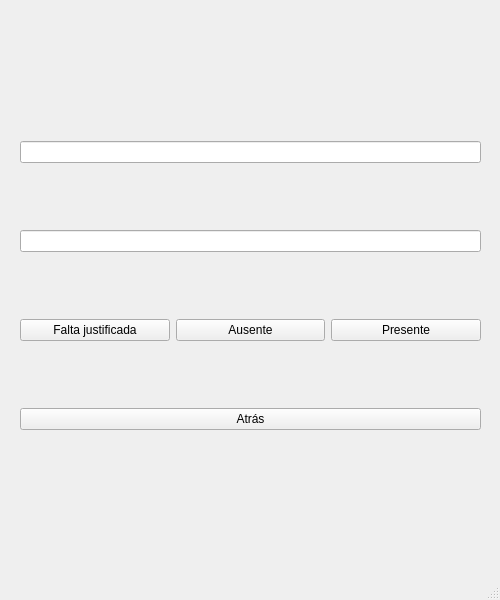
Darign/asistencias, file dialogtomarasistencia.ui: the form before one commit.
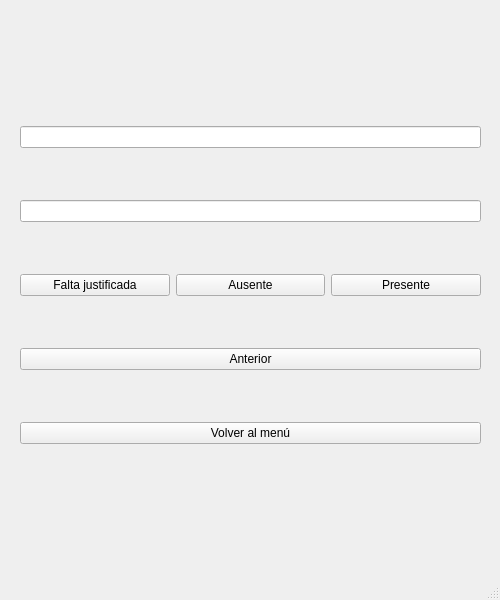
The form after the commit.

What changed in the file:
```diff
--- a/dialogtomarasistencia.ui
+++ b/dialogtomarasistencia.ui
@@ -69,7 +69,14 @@
      <item>
       <widget class="QPushButton" name="pushButtonAtras">
        <property name="text">
-        <string>Atrás</string>
+        <string>Anterior</string>
+       </property>
+      </widget>
+     </item>
+     <item>
+      <widget class="QPushButton" name="pushButtonSalir">
+       <property name="text">
+        <string>Volver al menú</string>
        </property>
       </widget>
      </item>
```
